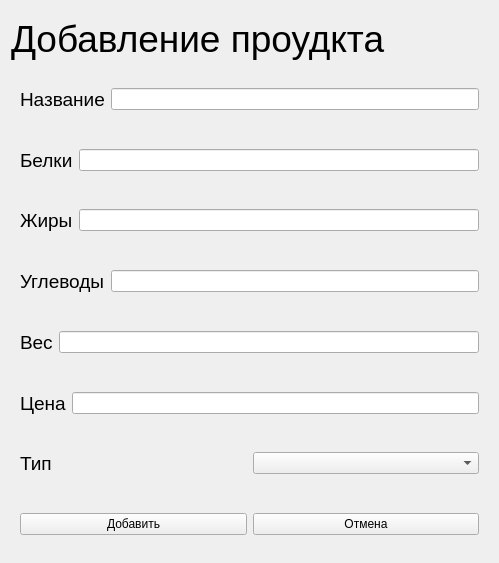
First picture: the form in client/add_product.ui, repository New-Ds/Easy-Week, before the edit.
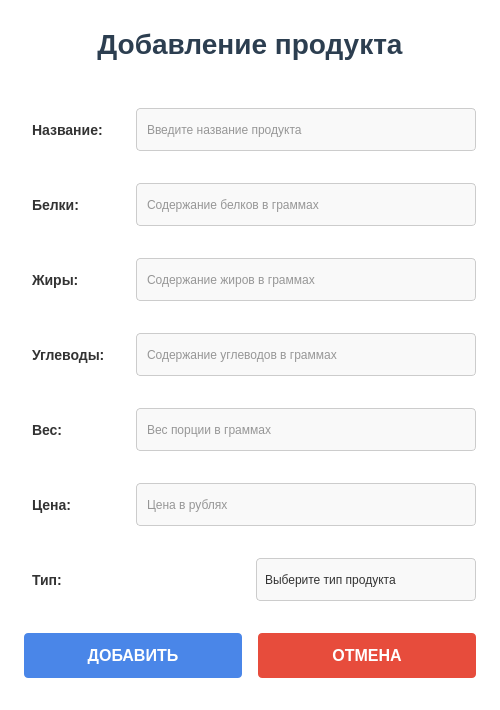
Second picture: the form after the edit. Icons and pictures are not drawn.

What changed in the file:
```diff
--- a/client/add_product.ui
+++ b/client/add_product.ui
@@ -6,43 +6,184 @@
    <rect>
     <x>0</x>
     <y>0</y>
-    <width>499</width>
-    <height>563</height>
+    <width>500</width>
+    <height>580</height>
    </rect>
   </property>
   <property name="windowTitle">
-   <string>Form</string>
+   <string>Добавление продукта</string>
+  </property>
+  <property name="styleSheet">
+   <string notr="true">QWidget {
+    background-color: white;
+    color: #333333;
+}
+
+QLabel {
+    font-size: 14px;
+    font-weight: bold;
+    padding: 4px;
+}
+
+QLineEdit {
+    border: 1px solid #cccccc;
+    border-radius: 4px;
+    padding: 8px;
+    background-color: #f9f9f9;
+    min-height: 25px;
+}
+
+QLineEdit:focus {
+    border: 1px solid #4a86e8;
+    background-color: white;
+}
+
+QPushButton {
+    background-color: #4a86e8;
+    color: white;
+    border: none;
+    padding: 10px 20px;
+    border-radius: 4px;
+    font-weight: bold;
+}
+
+QPushButton:hover {
+    background-color: #3a76d8;
+}
+
+QPushButton:pressed {
+    background-color: #2a66c8;
+}
+
+QPushButton#cancle {
+    background-color: #e74c3c;
+}
+
+QPushButton#cancle:hover {
+    background-color: #d74c3c;
+}
+
+QPushButton#cancle:pressed {
+    background-color: #c74c3c;
+}
+
+QComboBox {
+    border: 1px solid #cccccc;
+    border-radius: 4px;
+    padding: 8px;
+    background-color: #f9f9f9;
+    min-height: 25px;
+}
+
+QComboBox:focus {
+    border: 1px solid #4a86e8;
+}
+
+QComboBox::drop-down {
+    border: none;
+}
+
+QComboBox::down-arrow {
+    image: url(down_arrow.png);
+    width: 12px;
+    height: 12px;
+}
+
+QComboBox QAbstractItemView {
+    background-color: white;
+    border: 1px solid #cccccc;
+    selection-background-color: #4a86e8;
+    selection-color: white;
+}
+
+#WindowName {
+    font-size: 28px;
+    font-weight: bold;
+    color: #2c3e50;
+    margin-bottom: 20px;
+}</string>
   </property>
   <layout class="QVBoxLayout" name="verticalLayout">
+   <property name="spacing">
+    <number>16</number>
+   </property>
+   <property name="leftMargin">
+    <number>24</number>
+   </property>
+   <property name="topMargin">
+    <number>24</number>
+   </property>
+   <property name="rightMargin">
+    <number>24</number>
+   </property>
+   <property name="bottomMargin">
+    <number>24</number>
+   </property>
    <item>
     <widget class="QLabel" name="WindowName">
      <property name="font">
       <font>
        <pointsize>28</pointsize>
+       <bold>true</bold>
       </font>
      </property>
      <property name="text">
-      <string>Добавление проудкта</string>
+      <string>Добавление продукта</string>
+     </property>
+     <property name="alignment">
+      <set>Qt::AlignCenter</set>
      </property>
     </widget>
    </item>
    <item>
     <widget class="QWidget" name="widget" native="true">
      <layout class="QHBoxLayout" name="horizontalLayout">
+      <property name="spacing">
+       <number>12</number>
+      </property>
+      <property name="leftMargin">
+       <number>0</number>
+      </property>
+      <property name="topMargin">
+       <number>8</number>
+      </property>
+      <property name="rightMargin">
+       <number>0</number>
+      </property>
+      <property name="bottomMargin">
+       <number>8</number>
+      </property>
       <item>
        <widget class="QLabel" name="l_name">
+        <property name="minimumSize">
+         <size>
+          <width>100</width>
+          <height>0</height>
+         </size>
+        </property>
         <property name="font">
          <font>
           <pointsize>14</pointsize>
+          <bold>true</bold>
          </font>
         </property>
         <property name="text">
-         <string>Название</string>
+         <string>Название:</string>
         </property>
        </widget>
       </item>
       <item>
-       <widget class="QLineEdit" name="In_name"/>
+       <widget class="QLineEdit" name="In_name">
+        <property name="minimumSize">
+         <size>
+          <width>0</width>
+          <height>40</height>
+         </size>
+        </property>
+        <property name="placeholderText">
+         <string>Введите название продукта</string>
+        </property>
+       </widget>
       </item>
      </layout>
     </widget>
@@ -50,20 +191,52 @@
    <item>
     <widget class="QWidget" name="widget_2" native="true">
      <layout class="QHBoxLayout" name="horizontalLayout_2">
+      <property name="spacing">
+       <number>12</number>
+      </property>
+      <property name="leftMargin">
+       <number>0</number>
+      </property>
+      <property name="topMargin">
+       <number>8</number>
+      </property>
+      <property name="rightMargin">
+       <number>0</number>
+      </property>
+      <property name="bottomMargin">
+       <number>8</number>
+      </property>
       <item>
        <widget class="QLabel" name="l_proteins">
+        <property name="minimumSize">
+         <size>
+          <width>100</width>
+          <height>0</height>
+         </size>
+        </property>
         <property name="font">
          <font>
           <pointsize>14</pointsize>
+          <bold>true</bold>
          </font>
         </property>
         <property name="text">
-         <string>Белки</string>
+         <string>Белки:</string>
         </property>
        </widget>
       </item>
       <item>
-       <widget class="QLineEdit" name="In_proteins"/>
+       <widget class="QLineEdit" name="In_proteins">
+        <property name="minimumSize">
+         <size>
+          <width>0</width>
+          <height>40</height>
+         </size>
+        </property>
+        <property name="placeholderText">
+         <string>Содержание белков в граммах</string>
+        </property>
+       </widget>
       </item>
      </layout>
     </widget>
@@ -71,20 +244,52 @@
    <item>
     <widget class="QWidget" name="widget_3" native="true">
      <layout class="QHBoxLayout" name="horizontalLayout_3">
+      <property name="spacing">
+       <number>12</number>
+      </property>
+      <property name="leftMargin">
+       <number>0</number>
+      </property>
+      <property name="topMargin">
+       <number>8</number>
+      </property>
+      <property name="rightMargin">
+       <number>0</number>
+      </property>
+      <property name="bottomMargin">
+       <number>8</number>
+      </property>
       <item>
        <widget class="QLabel" name="l_fats">
+        <property name="minimumSize">
+         <size>
+          <width>100</width>
+          <height>0</height>
+         </size>
+        </property>
         <property name="font">
          <font>
           <pointsize>14</pointsize>
+          <bold>true</bold>
          </font>
         </property>
         <property name="text">
-         <string>Жиры</string>
+         <string>Жиры:</string>
         </property>
        </widget>
       </item>
       <item>
-       <widget class="QLineEdit" name="In_fats"/>
+       <widget class="QLineEdit" name="In_fats">
+        <property name="minimumSize">
+         <size>
+          <width>0</width>
+          <height>40</height>
+         </size>
+        </property>
+        <property name="placeholderText">
+         <string>Содержание жиров в граммах</string>
+        </property>
+       </widget>
       </item>
      </layout>
     </widget>
@@ -92,20 +297,52 @@
    <item>
     <widget class="QWidget" name="widget_4" native="true">
      <layout class="QHBoxLayout" name="horizontalLayout_4">
+      <property name="spacing">
+       <number>12</number>
+      </property>
+      <property name="leftMargin">
+       <number>0</number>
+      </property>
+      <property name="topMargin">
+       <number>8</number>
+      </property>
+      <property name="rightMargin">
+       <number>0</number>
+      </property>
+      <property name="bottomMargin">
+       <number>8</number>
+      </property>
       <item>
        <widget class="QLabel" name="l_carbs">
+        <property name="minimumSize">
+         <size>
+          <width>100</width>
+          <height>0</height>
+         </size>
+        </property>
         <property name="font">
          <font>
           <pointsize>14</pointsize>
+          <bold>true</bold>
          </font>
         </property>
         <property name="text">
-         <string>Углеводы</string>
+         <string>Углеводы:</string>
         </property>
        </widget>
       </item>
       <item>
-       <widget class="QLineEdit" name="In_carbs"/>
+       <widget class="QLineEdit" name="In_carbs">
+        <property name="minimumSize">
+         <size>
+          <width>0</width>
+          <height>40</height>
+         </size>
+        </property>
+        <property name="placeholderText">
+         <string>Содержание углеводов в граммах</string>
+        </property>
+       </widget>
       </item>
      </layout>
     </widget>
@@ -113,20 +350,52 @@
    <item>
     <widget class="QWidget" name="widget_5" native="true">
      <layout class="QHBoxLayout" name="horizontalLayout_5">
+      <property name="spacing">
+       <number>12</number>
+      </property>
+      <property name="leftMargin">
+       <number>0</number>
+      </property>
+      <property name="topMargin">
+       <number>8</number>
+      </property>
+      <property name="rightMargin">
+       <number>0</number>
+      </property>
+      <property name="bottomMargin">
+       <number>8</number>
+      </property>
       <item>
        <widget class="QLabel" name="l_weight">
+        <property name="minimumSize">
+         <size>
+          <width>100</width>
+          <height>0</height>
+         </size>
+        </property>
         <property name="font">
          <font>
           <pointsize>14</pointsize>
+          <bold>true</bold>
          </font>
         </property>
         <property name="text">
-         <string>Вес</string>
+         <string>Вес:</string>
         </property>
        </widget>
       </item>
       <item>
-       <widget class="QLineEdit" name="In_weights"/>
+       <widget class="QLineEdit" name="In_weights">
+        <property name="minimumSize">
+         <size>
+          <width>0</width>
+          <height>40</height>
+         </size>
+        </property>
+        <property name="placeholderText">
+         <string>Вес порции в граммах</string>
+        </property>
+       </widget>
       </item>
      </layout>
     </widget>
@@ -134,20 +403,52 @@
    <item>
     <widget class="QWidget" name="widget_6" native="true">
      <layout class="QHBoxLayout" name="horizontalLayout_6">
+      <property name="spacing">
+       <number>12</number>
+      </property>
+      <property name="leftMargin">
+       <number>0</number>
+      </property>
+      <property name="topMargin">
+       <number>8</number>
+      </property>
+      <property name="rightMargin">
+       <number>0</number>
+      </property>
+      <property name="bottomMargin">
+       <number>8</number>
+      </property>
       <item>
        <widget class="QLabel" name="l_cost">
+        <property name="minimumSize">
+         <size>
+          <width>100</width>
+          <height>0</height>
+         </size>
+        </property>
         <property name="font">
          <font>
           <pointsize>14</pointsize>
+          <bold>true</bold>
          </font>
         </property>
         <property name="text">
-         <string>Цена</string>
+         <string>Цена:</string>
         </property>
        </widget>
       </item>
       <item>
-       <widget class="QLineEdit" name="In_cost"/>
+       <widget class="QLineEdit" name="In_cost">
+        <property name="minimumSize">
+         <size>
+          <width>0</width>
+          <height>40</height>
+         </size>
+        </property>
+        <property name="placeholderText">
+         <string>Цена в рублях</string>
+        </property>
+       </widget>
       </item>
      </layout>
     </widget>
@@ -155,38 +456,167 @@
    <item>
     <widget class="QWidget" name="widget_7" native="true">
      <layout class="QHBoxLayout" name="horizontalLayout_7">
+      <property name="spacing">
+       <number>12</number>
+      </property>
+      <property name="leftMargin">
+       <number>0</number>
+      </property>
+      <property name="topMargin">
+       <number>8</number>
+      </property>
+      <property name="rightMargin">
+       <number>0</number>
+      </property>
+      <property name="bottomMargin">
+       <number>8</number>
+      </property>
       <item>
        <widget class="QLabel" name="l_type">
+        <property name="minimumSize">
+         <size>
+          <width>100</width>
+          <height>0</height>
+         </size>
+        </property>
         <property name="font">
          <font>
           <pointsize>14</pointsize>
+          <bold>true</bold>
          </font>
         </property>
         <property name="text">
-         <string>Тип</string>
+         <string>Тип:</string>
         </property>
        </widget>
       </item>
       <item>
-       <widget class="QComboBox" name="comboBox"/>
+       <widget class="QComboBox" name="comboBox">
+        <property name="minimumSize">
+         <size>
+          <width>0</width>
+          <height>40</height>
+         </size>
+        </property>
+        <item>
+         <property name="text">
+          <string>Выберите тип продукта</string>
+         </property>
+        </item>
+        <item>
+         <property name="text">
+          <string>Мясо</string>
+         </property>
+        </item>
+        <item>
+         <property name="text">
+          <string>Рыба</string>
+         </property>
+        </item>
+        <item>
+         <property name="text">
+          <string>Овощи</string>
+         </property>
+        </item>
+        <item>
+         <property name="text">
+          <string>Фрукты</string>
+         </property>
+        </item>
+        <item>
+         <property name="text">
+          <string>Молочные продукты</string>
+         </property>
+        </item>
+        <item>
+         <property name="text">
+          <string>Крупы</string>
+         </property>
+        </item>
+        <item>
+         <property name="text">
+          <string>Другое</string>
+         </property>
+        </item>
+       </widget>
       </item>
      </layout>
     </widget>
    </item>
+   <item>
+    <spacer name="verticalSpacer">
+     <property name="orientation">
+      <enum>Qt::Vertical</enum>
+     </property>
+     <property name="sizeHint" stdset="0">
+      <size>
+       <width>20</width>
+       <height>20</height>
+      </size>
+     </property>
+    </spacer>
+   </item>
    <item>
     <widget class="QWidget" name="widget_8" native="true">
      <layout class="QHBoxLayout" name="horizontalLayout_8">
+      <property name="spacing">
+       <number>16</number>
+      </property>
+      <property name="leftMargin">
+       <number>0</number>
+      </property>
+      <property name="topMargin">
+       <number>8</number>
+      </property>
+      <property name="rightMargin">
+       <number>0</number>
+      </property>
+      <property name="bottomMargin">
+       <number>8</number>
+      </property>
       <item>
        <widget class="QPushButton" name="add">
+        <property name="minimumSize">
+         <size>
+          <width>0</width>
+          <height>45</height>
+         </size>
+        </property>
+        <property name="font">
+         <font>
+          <pointsize>12</pointsize>
+          <bold>true</bold>
+         </font>
+        </property>
         <property name="text">
-         <string>Добавить</string>
+         <string>ДОБАВИТЬ</string>
+        </property>
+        <property name="icon">
+         <iconset>
+          <normaloff>check_icon.png</normaloff>check_icon.png</iconset>
         </property>
        </widget>
       </item>
       <item>
        <widget class="QPushButton" name="cancle">
+        <property name="minimumSize">
+         <size>
+          <width>0</width>
+          <height>45</height>
+         </size>
+        </property>
+        <property name="font">
+         <font>
+          <pointsize>12</pointsize>
+          <bold>true</bold>
+         </font>
+        </property>
         <property name="text">
-         <string>Отмена</string>
+         <string>ОТМЕНА</string>
+        </property>
+        <property name="icon">
+         <iconset>
+          <normaloff>cancel_icon.png</normaloff>cancel_icon.png</iconset>
         </property>
        </widget>
       </item>
```
